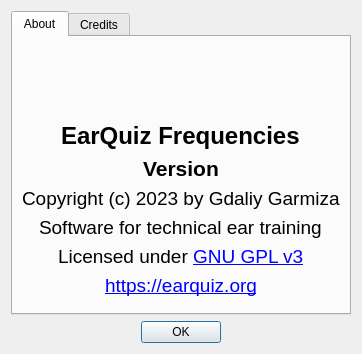
This is GUI/About/AboutDialog.ui in Gdalik/EarQuiz_Frequencies as Qt 5 draws it before an edit. The edited form follows.
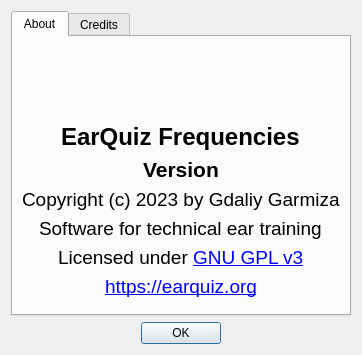
This is the edited form. Icons and pictures are not drawn.

```diff
--- a/GUI/About/AboutDialog.ui
+++ b/GUI/About/AboutDialog.ui
@@ -23,8 +23,8 @@
    <rect>
     <x>0</x>
     <y>0</y>
-    <width>354</width>
-    <height>354</height>
+    <width>355</width>
+    <height>355</height>
    </rect>
   </property>
   <property name="windowTitle">
```
